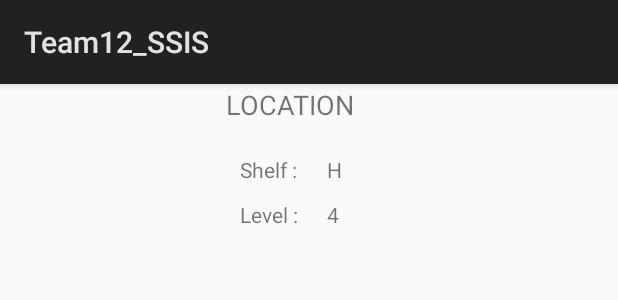
After one commit to thetnaingaye/Team12_SSIS_Android, an Android app: the layout layout_level.xml on its own in the app's theme, with its tools: preview values and no code run, on a phone screen of 412 x 824 dp. The commit adds this screen. Shown: the top 300 px of the screen. Run offline under Robolectric (Android 15) with nearby library versions, the phone set to English and light mode, and no system bars.

Commit message:
added custom dialog layout for level location

```diff
--- a/app/src/main/java/sg/edu/nus/iss/team12/ssis/team12_ssis/InventoryDetailActivity.java
+++ b/app/src/main/java/sg/edu/nus/iss/team12/ssis/team12_ssis/InventoryDetailActivity.java
@@ -1,7 +1,12 @@
 package sg.edu.nus.iss.team12.ssis.team12_ssis;
 
 import android.app.Activity;
+import android.app.Dialog;
+import android.content.Intent;
 import android.os.Bundle;
+import android.view.View;
+import android.widget.ImageButton;
+import android.widget.ImageView;
 
 public class InventoryDetailActivity extends Activity {
 
@@ -9,5 +14,18 @@ public class InventoryDetailActivity extends Activity {
     protected void onCreate(Bundle savedInstanceState) {
         super.onCreate(savedInstanceState);
         setContentView(R.layout.activity_inventory_detail);
+        ImageButton imgBtn = findViewById(R.id.imageButton_shelf);
+        imgBtn.setOnClickListener(new View.OnClickListener() {
+            @Override
+            public void onClick(View arg0) {
+                final Dialog d = new Dialog(InventoryDetailActivity.this);
+                d.setContentView(R.layout.layout_level);
+                ImageView imgLevel = d.findViewById(R.id.imageView_Level);
+                imgLevel.setImageResource(R.drawable.brandimg);
+                d.setCancelable(true);
+
+                d.show();
+            }
+        });
     }
 }
--- a/app/src/main/res/layout/activity_inventory_detail.xml
+++ b/app/src/main/res/layout/activity_inventory_detail.xml
@@ -134,14 +134,16 @@
             app:layout_constraintTop_toTopOf="parent" />
 
         <ImageButton
-            android:id="@+id/imageButton_Map"
+            android:id="@+id/imageButton_shelf"
             android:layout_width="350dp"
-            android:layout_height="350dp"
+            android:layout_height="290dp"
             android:layout_marginStart="28dp"
-            android:layout_marginTop="40dp"
+            android:layout_marginTop="24dp"
             android:background="@android:color/transparent"
             android:scaleType="fitXY"
-            android:src="@drawable/brandimg"
+            android:src="@drawable/f"
+            app:layout_constraintEnd_toEndOf="parent"
+            app:layout_constraintHorizontal_bias="0"
             app:layout_constraintStart_toStartOf="parent"
             app:layout_constraintTop_toBottomOf="@+id/tableLayout" />
 
--- /dev/null
+++ b/app/src/main/res/layout/layout_level.xml
@@ -0,0 +1,96 @@
+<?xml version="1.0" encoding="utf-8"?>
+<android.support.constraint.ConstraintLayout xmlns:android="http://schemas.android.com/apk/res/android"
+    xmlns:app="http://schemas.android.com/apk/res-auto"
+    xmlns:tools="http://schemas.android.com/tools"
+    android:layout_width="match_parent"
+    android:layout_height="match_parent">
+
+    <TableLayout
+        android:id="@+id/tableLayout_Level"
+        android:layout_width="93dp"
+        android:layout_height="53dp"
+        android:layout_marginTop="24dp"
+        app:layout_constraintEnd_toEndOf="parent"
+        app:layout_constraintStart_toStartOf="parent"
+        app:layout_constraintTop_toBottomOf="@+id/textView3">
+
+        <TableRow
+            android:layout_width="match_parent"
+            android:layout_height="match_parent">
+
+            <TextView
+                android:id="@+id/textView_Shelf"
+                android:layout_width="fill_parent"
+                android:layout_height="30dp"
+                android:gravity="right"
+                android:paddingBottom="5dp"
+                android:text="Shelf :"
+                tools:layout_editor_absoluteX="55dp"
+                tools:layout_editor_absoluteY="154dp" />
+
+            <TextView
+                android:id="@+id/textView_Shelf_Valuee"
+                android:layout_width="fill_parent"
+                android:layout_height="30dp"
+                android:gravity="left"
+                android:paddingBottom="5dp"
+                android:paddingLeft="20dp"
+                android:text="H"
+                tools:layout_editor_absoluteX="55dp"
+                tools:layout_editor_absoluteY="154dp" />
+        </TableRow>
+
+        <TableRow
+            android:layout_width="162dp"
+            android:layout_height="match_parent">
+
+            <TextView
+                android:id="@+id/textView_Level"
+                android:layout_width="fill_parent"
+                android:layout_height="30dp"
+                android:gravity="right"
+                android:paddingBottom="5dp"
+                android:text="Level :"
+                tools:layout_editor_absoluteX="55dp"
+                tools:layout_editor_absoluteY="154dp" />
+
+            <TextView
+                android:id="@+id/textView_Shelf_Value"
+                android:layout_width="fill_parent"
+                android:layout_height="30dp"
+                android:gravity="left"
+                android:paddingBottom="5dp"
+                android:paddingLeft="20dp"
+                android:text="4"
+                tools:layout_editor_absoluteX="55dp"
+                tools:layout_editor_absoluteY="154dp" />
+        </TableRow>
+
+    </TableLayout>
+
+    <ImageView
+        android:id="@+id/imageView_Level"
+        android:layout_width="300dp"
+        android:layout_height="300dp"
+        android:layout_marginStart="40dp"
+        android:layout_marginTop="8dp"
+        android:background="@android:color/transparent"
+        android:scaleType="fitXY"
+        app:layout_constraintBottom_toBottomOf="parent"
+        app:layout_constraintStart_toStartOf="parent"
+        app:layout_constraintTop_toBottomOf="@+id/tableLayout_Level"
+        app:layout_constraintVertical_bias="0.319"
+        app:srcCompat="@drawable/brandimg" />
+
+    <TextView
+        android:id="@+id/textView3"
+        android:layout_width="110dp"
+        android:layout_height="22dp"
+        android:layout_marginTop="1dp"
+        android:text="LOCATION"
+        android:textSize="18sp"
+        app:layout_constraintEnd_toEndOf="parent"
+        app:layout_constraintHorizontal_bias="0.498"
+        app:layout_constraintStart_toStartOf="parent"
+        app:layout_constraintTop_toTopOf="parent" />
+</android.support.constraint.ConstraintLayout>
```
Also changed, not shown: app/src/main/res/drawable/F.png (added).
